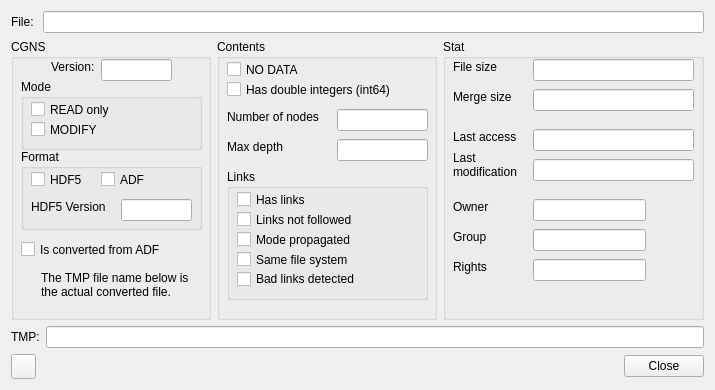
This is NAVigater/CGNS/NAV/T/Q7InfoWindow.ui in pyCGNS/pyCGNS as Qt 5 draws it before an edit. The edited form follows.
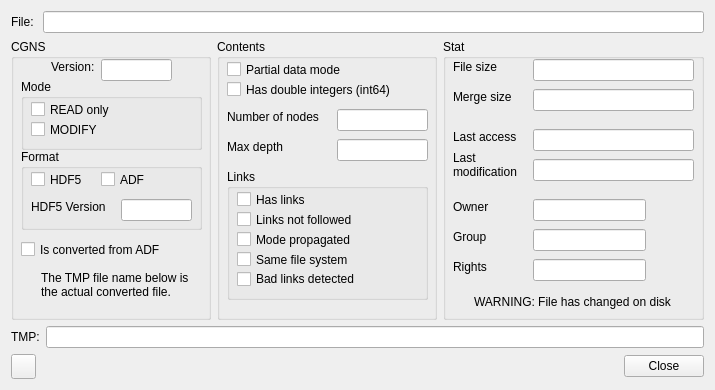
This is the edited form. Icons and pictures are not drawn.

```diff
--- a/NAVigater/CGNS/NAV/T/Q7InfoWindow.ui
+++ b/NAVigater/CGNS/NAV/T/Q7InfoWindow.ui
@@ -413,12 +413,12 @@
          <rect>
           <x>10</x>
           <y>20</y>
-          <width>86</width>
+          <width>201</width>
           <height>21</height>
          </rect>
         </property>
         <property name="text">
-         <string>NO DATA</string>
+         <string>Partial data mode</string>
         </property>
         <property name="checkable">
          <bool>true</bool>
@@ -696,6 +696,32 @@
          <string>Group</string>
         </property>
        </widget>
+       <widget class="QPushButton" name="bHasBeenModified">
+        <property name="enabled">
+         <bool>true</bool>
+        </property>
+        <property name="geometry">
+         <rect>
+          <x>4</x>
+          <y>250</y>
+          <width>251</width>
+          <height>25</height>
+         </rect>
+        </property>
+        <property name="text">
+         <string>WARNING: File has changed on disk</string>
+        </property>
+        <property name="icon">
+         <iconset resource="../R/Res.qrc">
+          <normaloff>:/images/icons/subtree-sids-failed.gif</normaloff>:/images/icons/subtree-sids-failed.gif</iconset>
+        </property>
+        <property name="checkable">
+         <bool>true</bool>
+        </property>
+        <property name="flat">
+         <bool>true</bool>
+        </property>
+       </widget>
       </widget>
      </item>
     </layout>
```
